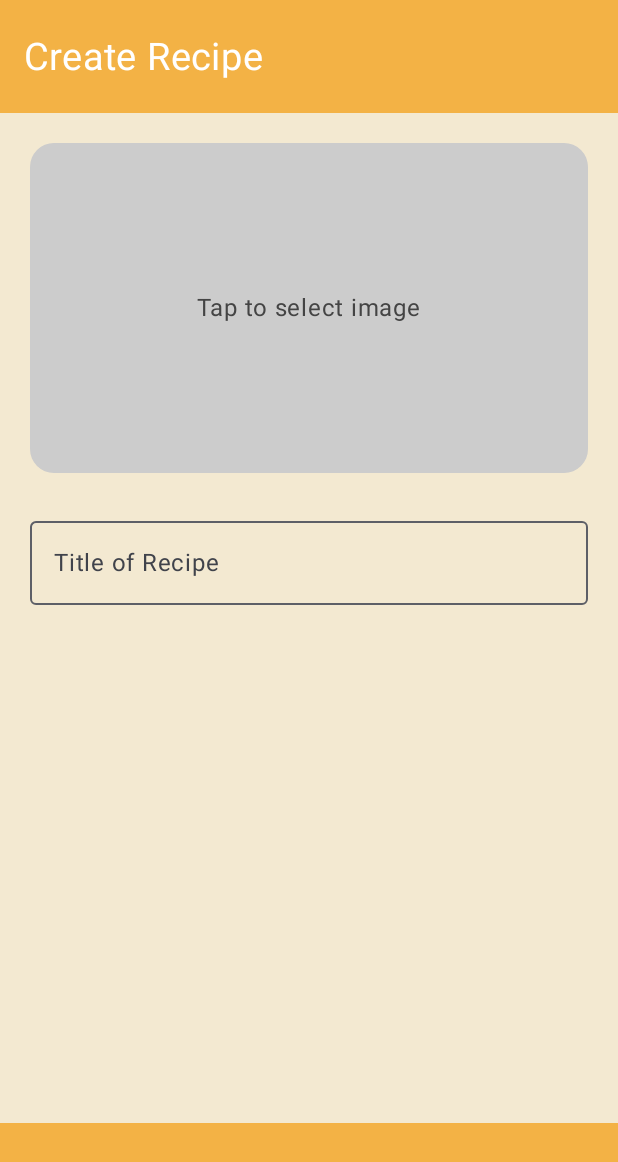
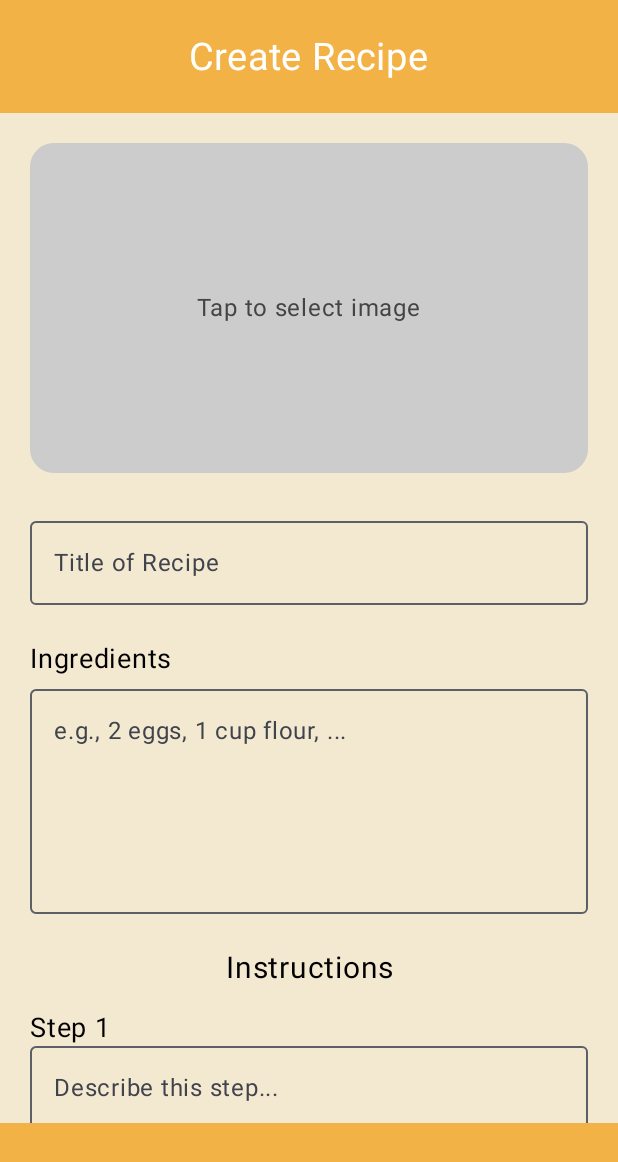
Before and after one commit to HTEThub/MyRecipeTracker, an Android app built with Jetpack Compose: the CreateRecipeScreen screen opened through its navigation route, on a phone screen of 412 x 824 dp. Shown: the top 1162 px of the screen. Run offline under Robolectric (Android 15) with nearby library versions, the phone set to English and light mode, and no system bars.

Commit message:
added ingredients, dynamic steps and ability to remove selected images, moved CreateRecipeScreen to a subfolder and changed its name to CreatingRecipeScreen. Added new file called AddTagsToRecipeScreen in the same subfolder

```diff
--- a/app/src/main/java/com/htet08/myrecipetracker/navigation/NavGraph.kt
+++ b/app/src/main/java/com/htet08/myrecipetracker/navigation/NavGraph.kt
@@ -2,7 +2,7 @@ package com.htet08.myrecipetracker.navigation
 
 import androidx.compose.foundation.layout.padding
 import androidx.compose.material3.Scaffold
-import com.htet08.myrecipetracker.ui.screens.CreateRecipeScreen
+import com.htet08.myrecipetracker.ui.screens.CreateRecipeScreen.CreateRecipeScreen
 import androidx.compose.runtime.Composable
 import androidx.navigation.NavHostController
 import androidx.navigation.compose.NavHost
@@ -11,7 +11,6 @@ import androidx.navigation.compose.rememberNavController
 import com.htet08.myrecipetracker.ui.components.RecipeBottomAppBar
 import com.htet08.myrecipetracker.ui.components.RecipeTopAppBar
 import com.htet08.myrecipetracker.ui.screens.HomeScreen
-import com.htet08.myrecipetracker.navigation.Routes
 import androidx.compose.ui.Modifier
 
 @Composable
--- a/app/src/main/java/com/htet08/myrecipetracker/ui/components/TopAppBar.kt
+++ b/app/src/main/java/com/htet08/myrecipetracker/ui/components/TopAppBar.kt
@@ -14,23 +14,40 @@ import androidx.compose.ui.unit.sp
 fun RecipeTopAppBar(
     title: String,
     modifier: Modifier = Modifier,
+    leftContent: @Composable (() -> Unit)? = null,
     rightContent: @Composable (() -> Unit)? = null
 ) {
-    Row(
+    Box(
         modifier = modifier
             .fillMaxWidth()
             .height(75.dp)
             .background(Color(0xFFF3B245))
             .padding(horizontal = 16.dp),
-        verticalAlignment = Alignment.Bottom,
-        horizontalArrangement = Arrangement.SpaceBetween
+        contentAlignment = Alignment.Center
     ) {
+        // Title in the center
         Text(
             text = title,
             color = Color.White,
-            fontSize = 25.sp,
-            modifier = Modifier.align(Alignment.CenterVertically)
+            fontSize = 25.sp
         )
-        rightContent?.invoke()
+
+        // Left content (e.g., back button)
+        Row(
+            modifier = Modifier
+                .align(Alignment.CenterStart),
+            verticalAlignment = Alignment.CenterVertically
+        ) {
+            leftContent?.invoke()
+        }
+
+        // Right content (e.g., next button)
+        Row(
+            modifier = Modifier
+                .align(Alignment.CenterEnd),
+            verticalAlignment = Alignment.CenterVertically
+        ) {
+            rightContent?.invoke()
+        }
     }
 }
--- a/app/src/main/java/com/htet08/myrecipetracker/ui/screens/CreateRecipeScreen.kt
+++ /dev/null
@@ -1,118 +0,0 @@
-package com.htet08.myrecipetracker.ui.screens
-
-import android.net.Uri
-import androidx.activity.compose.rememberLauncherForActivityResult
-import androidx.activity.result.contract.ActivityResultContracts
-import androidx.compose.foundation.background
-import androidx.compose.foundation.clickable
-import androidx.compose.foundation.layout.*
-import androidx.compose.foundation.rememberScrollState
-import androidx.compose.foundation.shape.RoundedCornerShape
-import androidx.compose.foundation.verticalScroll
-import androidx.compose.material3.OutlinedTextField
-import androidx.compose.material3.Scaffold
-import androidx.compose.material3.Text
-import androidx.compose.runtime.Composable
-import androidx.compose.runtime.getValue
-import androidx.compose.runtime.mutableStateOf
-import androidx.compose.runtime.remember
-import androidx.compose.runtime.setValue
-import androidx.compose.ui.Alignment
-import androidx.compose.ui.Modifier
-import androidx.compose.ui.draw.clip
-import androidx.compose.ui.graphics.Color
-import androidx.compose.ui.layout.ContentScale
-import androidx.compose.ui.platform.LocalContext
-import androidx.compose.ui.tooling.preview.Preview
-import androidx.compose.ui.unit.dp
-import androidx.compose.ui.unit.sp
-import androidx.navigation.NavHostController
-import androidx.navigation.compose.rememberNavController
-import coil.compose.rememberAsyncImagePainter
-import com.htet08.myrecipetracker.ui.components.RecipeTopAppBar
-import com.htet08.myrecipetracker.ui.components.RecipeBottomAppBar
-import androidx.compose.foundation.Image
-
-
-@Composable
-fun CreateRecipeScreen(navController: NavHostController) {
-    Scaffold(
-        topBar = {
-            RecipeTopAppBar(title = "Create Recipe")
-        },
-        bottomBar = {
-            RecipeBottomAppBar()
-        }
-    ) { innerPadding ->
-        val scrollState = rememberScrollState()
-        val context = LocalContext.current
-
-        var imageUri by remember { mutableStateOf<Uri?>(null) }
-        var title by remember { mutableStateOf("") }
-
-        val imagePickerLauncher = rememberLauncherForActivityResult(
-            contract = ActivityResultContracts.GetContent()
-        ) { uri: Uri? ->
-            imageUri = uri
-        }
-
-        Column(
-            modifier = Modifier
-                .padding(innerPadding)
-                .fillMaxSize()
-                .background(Color(0xFFF3E9D1))
-                .verticalScroll(scrollState)
-                .padding(20.dp),
-            horizontalAlignment = Alignment.CenterHorizontally
-        ) {
-            // Clickable image box
-            Box(
-                modifier = Modifier
-                    .fillMaxWidth()
-                    .height(220.dp)
-                    .clip(RoundedCornerShape(16.dp))
-                    .background(Color.LightGray)
-                    .clickable {
-                        imagePickerLauncher.launch("image/*")
-                    },
-                contentAlignment = Alignment.Center
-            ) {
-                if (imageUri != null) {
-                    Image(
-                        painter = rememberAsyncImagePainter(imageUri),
-                        contentDescription = null,
-                        contentScale = ContentScale.Crop,
-                        modifier = Modifier.fillMaxSize()
-                    )
-                } else {
-                    Text(
-                        text = "Tap to select image",
-                        color = Color.DarkGray,
-                        modifier = Modifier.align(Alignment.Center)
-                    )
-                }
-            }
-
-            Spacer(modifier = Modifier.height(24.dp))
-
-            // Recipe title input
-            OutlinedTextField(
-                value = title,
-                onValueChange = { title = it },
-                label = { Text("Title of Recipe") },
-                singleLine = true,
-                modifier = Modifier.fillMaxWidth()
-            )
-        }
-    }
-}
-
-
-
-
-@Preview(showBackground = true, showSystemUi = true)
-@Composable
-fun CreateRecipeScreenPreview() {
-    val navController = rememberNavController()
-    CreateRecipeScreen(navController = navController)
-}
--- /dev/null
+++ b/app/src/main/java/com/htet08/myrecipetracker/ui/screens/CreateRecipeScreen/AddTagsToRecipeScreen.kt
@@ -0,0 +1 @@
+package com.htet08.myrecipetracker.ui.screens.CreateRecipeScreen
--- /dev/null
+++ b/app/src/main/java/com/htet08/myrecipetracker/ui/screens/CreateRecipeScreen/CreatingRecipeScreen.kt
@@ -0,0 +1,412 @@
+package com.htet08.myrecipetracker.ui.screens.CreateRecipeScreen
+
+import android.net.Uri
+import androidx.activity.compose.rememberLauncherForActivityResult
+import androidx.activity.result.contract.ActivityResultContracts
+import androidx.compose.foundation.background
+import androidx.compose.foundation.clickable
+import androidx.compose.foundation.layout.*
+import androidx.compose.foundation.rememberScrollState
+import androidx.compose.foundation.shape.RoundedCornerShape
+import androidx.compose.foundation.verticalScroll
+import androidx.compose.material3.OutlinedTextField
+import androidx.compose.material3.Scaffold
+import androidx.compose.material3.Text
+import androidx.compose.runtime.Composable
+import androidx.compose.runtime.getValue
+import androidx.compose.runtime.mutableStateOf
+import androidx.compose.runtime.remember
+import androidx.compose.runtime.setValue
+import androidx.compose.ui.Alignment
+import androidx.compose.ui.Modifier
+import androidx.compose.ui.draw.clip
+import androidx.compose.ui.graphics.Color
+import androidx.compose.ui.layout.ContentScale
+import androidx.compose.ui.platform.LocalContext
+import androidx.compose.ui.tooling.preview.Preview
+import androidx.compose.ui.unit.dp
+import androidx.compose.ui.unit.sp
+import androidx.navigation.NavHostController
+import androidx.navigation.compose.rememberNavController
+import coil.compose.rememberAsyncImagePainter
+import com.htet08.myrecipetracker.ui.components.RecipeTopAppBar
+import com.htet08.myrecipetracker.ui.components.RecipeBottomAppBar
+import androidx.compose.foundation.Image
+import androidx.compose.foundation.gestures.detectTapGestures
+import androidx.compose.foundation.shape.CircleShape
+import androidx.compose.foundation.text.KeyboardActions
+import androidx.compose.foundation.text.KeyboardOptions
+import androidx.compose.material.icons.Icons
+import androidx.compose.material.icons.filled.Close
+import androidx.compose.material.icons.filled.Delete
+import androidx.compose.material3.Button
+import androidx.compose.material3.Icon
+import androidx.compose.material3.IconButton
+import androidx.compose.material3.LocalTextStyle
+import androidx.compose.ui.focus.FocusManager
+import androidx.compose.ui.input.pointer.pointerInput
+import androidx.compose.ui.platform.LocalFocusManager
+import androidx.compose.ui.res.painterResource
+import androidx.compose.ui.text.input.ImeAction
+import androidx.compose.ui.text.style.TextAlign
+import com.htet08.myrecipetracker.R
+import com.htet08.myrecipetracker.model.InstructionStepData
+
+
+@Composable
+fun CreateRecipeScreen(navController: NavHostController) {
+    val focusManager = LocalFocusManager.current
+    var dynamicSteps by remember { mutableStateOf(listOf<InstructionStepData>()) }
+
+    Scaffold(
+        topBar = { RecipeTopAppBar(title = "Create Recipe") },
+        bottomBar = { RecipeBottomAppBar() }
+    ) { innerPadding ->
+        val scrollState = rememberScrollState()
+        val context = LocalContext.current
+
+        var imageUri by remember { mutableStateOf<Uri?>(null) }
+        var step1ImageUri by remember { mutableStateOf<Uri?>(null) }
+        var title by remember { mutableStateOf("") }
+        var ingredients by remember { mutableStateOf("") }
+
+        val imagePickerLauncher = rememberLauncherForActivityResult(
+            contract = ActivityResultContracts.GetContent()
+        ) { uri: Uri? ->
+            imageUri = uri
+        }
+
+        val step1ImagePickerLauncher = rememberLauncherForActivityResult(
+            contract = ActivityResultContracts.GetContent()
+        ) { uri: Uri? ->
+            step1ImageUri = uri
+        }
+
+        Column(
+            modifier = Modifier
+                .padding(innerPadding)
+                .fillMaxSize()
+                .background(Color(0xFFF3E9D1))
+                .verticalScroll(scrollState)
+                .padding(20.dp)
+                .pointerInput(Unit) {
+                    detectTapGestures { focusManager.clearFocus() }
+                },
+            horizontalAlignment = Alignment.CenterHorizontally
+        ) {
+
+            RecipeImagePicker(
+                imageUri = imageUri,
+                onImageClick = { imagePickerLauncher.launch("image/*") },
+                onRemoveImage = { imageUri = null }
+            )
+
+            Spacer(modifier = Modifier.height(24.dp))
+
+            RecipeTitleInput(
+                title = title,
+                onTitleChange = { title = it },
+                focusManager = focusManager
+            )
+
+            Spacer(modifier = Modifier.height(24.dp))
+
+            IngredientsInput(
+                ingredients = ingredients,
+                onValueChange = { ingredients = it },
+                focusManager = focusManager
+            )
+
+            Spacer(modifier = Modifier.height(24.dp))
+
+            // Instructions title
+            Text(
+                text = "Instructions",
+                fontSize = 20.sp,
+                color = Color.Black,
+                modifier = Modifier
+                    .fillMaxWidth(),
+                textAlign = TextAlign.Center
+            )
+
+            Spacer(modifier = Modifier.height(16.dp))
+
+            var step1 by remember { mutableStateOf("") }
+
+
+            // Step 1 (always shown)
+            InstructionStep(
+                stepNumber = 1,
+                instruction = step1,
+                onInstructionChange = { step1 = it },
+                onAddImageClick = { step1ImagePickerLauncher.launch("image/*") },
+                stepImageUri = step1ImageUri,
+                onRemoveStepImage = { step1ImageUri = null }
+            )
+
+            Spacer(modifier = Modifier.height(8.dp))
+
+            Button(
+                onClick = {
+                    val newId = (dynamicSteps.maxOfOrNull { it.id } ?: 1) + 1
+                    dynamicSteps = dynamicSteps.toMutableList().apply {
+                        add(0, InstructionStepData(id = newId))
+                    }
+                },
+                modifier = Modifier.align(Alignment.CenterHorizontally)
+            ) {
+                Text("Add Step Below")
+            }
+
+            Spacer(modifier = Modifier.height(8.dp))
+
+            // Dynamic additional steps
+            dynamicSteps.forEachIndexed { index, step ->
+                // Create launcher for this specific step
+                val launcher = rememberLauncherForActivityResult(
+                    contract = ActivityResultContracts.GetContent()
+                ) { uri: Uri? ->
+                    if (uri != null) {
+                        dynamicSteps = dynamicSteps.toMutableList().apply {
+                            set(index, get(index).copy(imageUri = uri))
+                        }
+                    }
+                }
+
+                InstructionStep(
+                    stepNumber = index + 2, // Step 2, 3, 4...
+                    instruction = step.text,
+                    onInstructionChange = { newText ->
+                        dynamicSteps = dynamicSteps.toMutableList().apply {
+                            set(index, get(index).copy(text = newText))
+                        }
+                    },
+                    onAddImageClick = { launcher.launch("image/*") },
+                    stepImageUri = step.imageUri,
+                    onRemoveStepImage = {
+                        dynamicSteps = dynamicSteps.toMutableList().apply {
+                            set(index, get(index).copy(imageUri = null))
+                        }
+                    },
+                    onDelete = {
+                        dynamicSteps = dynamicSteps.toMutableList().apply {
+                            removeAt(index)
+                        }
+                    }
+                )
+                // 🔽 Add Step Button (in-between)
+                Spacer(modifier = Modifier.height(8.dp))
+
+                Button(
+                    onClick = {
+                        val newId = (dynamicSteps.maxOfOrNull { it.id } ?: 1) + 1
+                        dynamicSteps = dynamicSteps.toMutableList().apply {
+                            add(index + 1, InstructionStepData(id = newId))
+                        }
+                    },
+                    modifier = Modifier
+                        .align(Alignment.CenterHorizontally)
+                        .padding(vertical = 8.dp)
+                ) {
+                    Text("Add Step Below")
+                }
+
+                Spacer(modifier = Modifier.height(8.dp))
+            }
+        }
+    }
+}
+
+
+@Composable
+fun RecipeImagePicker(imageUri: Uri?, onImageClick: () -> Unit, onRemoveImage: () -> Unit) {
+    Box(
+        modifier = Modifier
+            .fillMaxWidth()
+            .height(220.dp)
+            .clip(RoundedCornerShape(16.dp))
+            .background(Color.LightGray)
+            .clickable { onImageClick() }
+    ) {
+        if (imageUri != null) {
+            Image(
+                painter = rememberAsyncImagePainter(imageUri),
+                contentDescription = "Recipe Image",
+                modifier = Modifier.fillMaxSize(),
+                contentScale = ContentScale.Crop
+            )
+
+            IconButton(
+                onClick = onRemoveImage,
+                modifier = Modifier
+                    .align(Alignment.TopEnd)
+                    .padding(8.dp)
+                    .background(Color.White.copy(alpha = 0.6f), shape = CircleShape)
+                    .size(24.dp)
+            ) {
+                Icon(
+                    imageVector = Icons.Default.Close,
+                    contentDescription = "Remove Image",
+                    tint = Color.Black
+                )
+            }
+        } else {
+            Text(
+                text = "Tap to select image",
+                color = Color.DarkGray,
+                modifier = Modifier.align(Alignment.Center)
+            )
+        }
+    }
+}
+
+
+@Composable
+fun RecipeTitleInput(title: String, onTitleChange: (String) -> Unit, focusManager: FocusManager) {
+    OutlinedTextField(
+        value = title,
+        onValueChange = onTitleChange,
+        label = { Text("Title of Recipe") },
+        singleLine = true,
+        modifier = Modifier.fillMaxWidth(),
+        keyboardOptions = KeyboardOptions.Default.copy(imeAction = ImeAction.Done),
+        keyboardActions = KeyboardActions(onDone = { focusManager.clearFocus() })
+    )
+}
+
+@Composable
+fun IngredientsInput(ingredients: String, onValueChange: (String) -> Unit, focusManager: FocusManager) {
+    Text(
+        text = "Ingredients",
+        fontSize = 18.sp,
+        color = Color.Black,
+        modifier = Modifier
+            .fillMaxWidth()
+            .padding(bottom = 8.dp)
+    )
+
+    OutlinedTextField(
+        value = ingredients,
+        onValueChange = onValueChange,
+        placeholder = { Text("e.g., 2 eggs, 1 cup flour, ...") },
+        modifier = Modifier
+            .fillMaxWidth()
+            .height(150.dp),
+        maxLines = Int.MAX_VALUE,
+        keyboardOptions = KeyboardOptions.Default.copy(imeAction = ImeAction.Default),
+        keyboardActions = KeyboardActions(onDone = { focusManager.clearFocus() }),
+        textStyle = LocalTextStyle.current.copy(lineHeight = 20.sp),
+        singleLine = false
+    )
+}
+
+@Composable
+fun InstructionStep(
+    stepNumber: Int,
+    instruction: String,
+    onInstructionChange: (String) -> Unit,
+    onAddImageClick: () -> Unit,
+    stepImageUri: Uri?,
+    onDelete: (() -> Unit)? = null, // Only passed for dynamic steps
+    onRemoveStepImage: (() -> Unit)? = null,
+) {
+    Row(
+        verticalAlignment = Alignment.CenterVertically,
+        horizontalArrangement = Arrangement.SpaceBetween,
+        modifier = Modifier.fillMaxWidth()
+    ) {
+        Text(
+            text = "Step $stepNumber",
+            fontSize = 18.sp,
+            color = Color.Black
+        )
+        if (onDelete != null) {
+            IconButton(onClick = onDelete) {
+                Icon(
+                    imageVector = Icons.Default.Delete,
+                    contentDescription = "Delete Step"
+                )
+            }
+        }
+    }
+
+    OutlinedTextField(
+        value = instruction,
+        onValueChange = onInstructionChange,
+        placeholder = { Text("Describe this step...") },
+        modifier = Modifier
+            .fillMaxWidth(), // No fixed height anymore
+        textStyle = LocalTextStyle.current.copy(lineHeight = 20.sp),
+        maxLines = Int.MAX_VALUE,
+        singleLine = false
+    )
+
+    Row(
+        modifier = Modifier
+            .fillMaxWidth()
+            .padding(top = 8.dp),
+        verticalAlignment = Alignment.CenterVertically
+    ) {
+        IconButton(
+            onClick = onAddImageClick,
+            modifier = Modifier.size(36.dp)
+        ) {
+            Icon(
+                painter = painterResource(id = R.drawable.add_image_icon),
+                contentDescription = "Add Image"
+            )
+        }
+
+        Text(
+            text = "Add Image",
+            fontSize = 14.sp,
+            color = Color.Gray
+        )
+    }
+
+    stepImageUri?.let {
+        Spacer(modifier = Modifier.height(12.dp))
+
+        Box(
+            modifier = Modifier
+                .fillMaxWidth()
+                .height(180.dp)
+                .clip(RoundedCornerShape(8.dp))
+        ) {
+            Image(
+                painter = rememberAsyncImagePainter(it),
+                contentDescription = "Step Image",
+                modifier = Modifier.fillMaxSize(),
+                contentScale = ContentScale.Crop
+            )
+
+            IconButton(
+                onClick = { onRemoveStepImage?.invoke() },
+                modifier = Modifier
+                    .align(Alignment.TopEnd)
+                    .padding(8.dp)
+                    .background(Color.White.copy(alpha = 0.6f), shape = CircleShape)
+                    .size(24.dp)
+            ) {
+                Icon(
+                    imageVector = Icons.Default.Close,
+                    contentDescription = "Remove Step Image",
+                    tint = Color.Black
+                )
+            }
+        }
+    }
+
+}
+
+
+
+
+
+
+@Preview(showBackground = true, heightDp = 1000, showSystemUi = true)
+@Composable
+fun CreateRecipeScreenPreview() {
+    val navController = rememberNavController()
+    CreateRecipeScreen(navController = navController)
+}
```
Also changed, not shown: app/src/main/java/com/htet08/myrecipetracker/model/InstrcutionStepData.kt (added, +9 -0 lines), app/src/main/res/drawable/add_image_icon.png (added).
